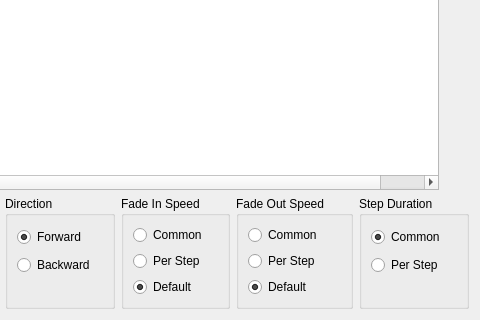
The window that ui/src/chasereditor.ui (mcallegari/qlcplus) describes before a commit, drawn with Qt 5; both pictures show x 124 to 604 and y 233 to 553 of the 604 by 553 pixel window.
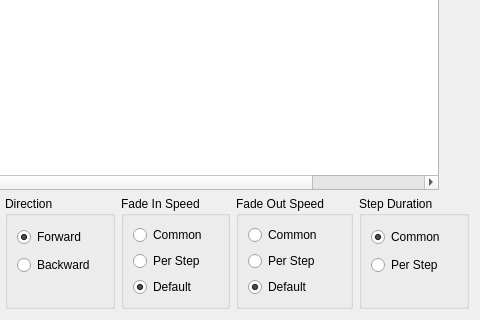
The same window after the commit. Icons and pictures are not drawn.

Commit message:
It is now possible to add notes to Chaser steps (either from Chaser Editor or Virtual Console Cue List)
Addecd clipboard reset on Doc clearing
Updated documentation

Patch:
```diff
--- a/ui/src/chasereditor.ui
+++ b/ui/src/chasereditor.ui
@@ -70,6 +70,11 @@
        <string>Duration</string>
       </property>
      </column>
+     <column>
+      <property name="text">
+       <string>Notes</string>
+      </property>
+     </column>
     </widget>
    </item>
    <item row="3" column="2">
```
The commit also changes 14 other files.
